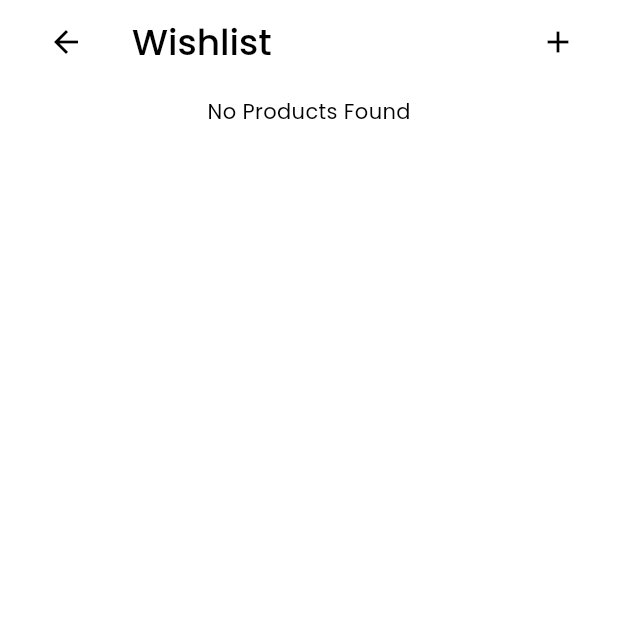
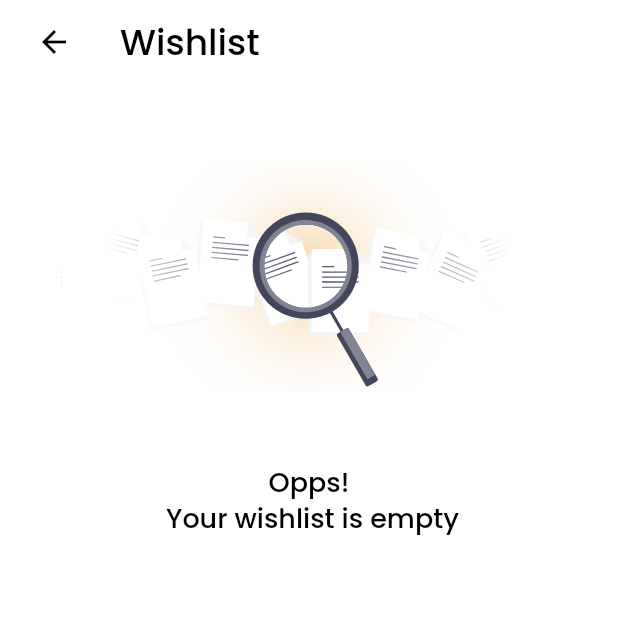
Before and after one commit to MuhammadAlaa7/e-commerce, a Flutter app: the WishlistScreen screen opened by its route, on a phone screen of 412 x 824 dp, the top half of it. Run offline on Flutter 3.47's test engine with Material 3 defaults, Android fonts, the phone set to English and light mode, and no system bars; our stand-ins replace cached_network_image, carousel_slider, cloud_firestore, connectivity_plus, firebase_auth, firebase_core and 13 more; accounts and stored records are empty; project files that could hold a hidden picture were left out.

Commit message:
refactored store screen and wishlist screen

```diff
--- a/lib/core/common/widgets/app_bar/custom_app_bar.dart
+++ b/lib/core/common/widgets/app_bar/custom_app_bar.dart
@@ -20,7 +20,7 @@ class CustomAppBar extends StatelessWidget implements PreferredSizeWidget {
   Widget build(BuildContext context) {
     return Padding(
       // padding 16
-      padding: const EdgeInsets.symmetric(horizontal: AppSizes.md),
+      padding: const EdgeInsets.symmetric(horizontal: AppSizes.sm),
       child: AppBar(
         automaticallyImplyLeading: showBackArrow,
         leading: showBackArrow ? null : leading,
@@ -32,6 +32,5 @@ class CustomAppBar extends StatelessWidget implements PreferredSizeWidget {
 
   //  * -- this is the height of the app bar
   @override
-
-  Size get preferredSize => const Size.fromHeight(kToolbarHeight + 5);
+  Size get preferredSize => const Size.fromHeight(kToolbarHeight);
 }
--- a/lib/core/common/widgets/app_bar/custom_tab_bar.dart
+++ b/lib/core/common/widgets/app_bar/custom_tab_bar.dart
@@ -15,9 +15,7 @@ class CustomTapBar extends StatelessWidget implements PreferredSizeWidget {
     final isDark = AppHelperFunctions.isDarkMode(context);
     return Material(
       color: isDark ? AppColors.dark : AppColors.light,
-      // shadowColor: isDark ? Colors.green : Colors.green,
       elevation: 2,
-
       child: TabBar(
         tabs: tabs,
         indicatorColor: AppColors.primary,
@@ -31,6 +29,5 @@ class CustomTapBar extends StatelessWidget implements PreferredSizeWidget {
   }
 
   @override
-  // TODO: implement preferredSize
   Size get preferredSize => const Size.fromHeight(kToolbarHeight);
 }
--- a/lib/core/common/widgets/loaders/animated_loader.dart
+++ b/lib/core/common/widgets/loaders/animated_loader.dart
@@ -33,8 +33,10 @@ class AnimationLoaderWidget extends StatelessWidget {
   Widget build(BuildContext context) {
     return Center(
       child: Column(
+        mainAxisSize: MainAxisSize.max,
         mainAxisAlignment: MainAxisAlignment.center,
         children: [
+          const SizedBox(height: 24),
           Lottie.asset(
             animationImage,
             width: MediaQuery.of(context).size.width * 0.8,
@@ -42,7 +44,7 @@ class AnimationLoaderWidget extends StatelessWidget {
           const SizedBox(height: 24),
           Text(
             text,
-            style: Theme.of(context).textTheme.bodyMedium,
+            style: Theme.of(context).textTheme.headlineSmall,
             textAlign: TextAlign.center,
           ),
           const SizedBox(height: 24),
--- a/lib/core/common/widgets/products/cart/cart_counter_icon.dart
+++ b/lib/core/common/widgets/products/cart/cart_counter_icon.dart
@@ -8,9 +8,11 @@ class CounterIcon extends StatelessWidget {
     super.key,
     this.color,
     required this.icon,
+    required this.onPressed,
   });
   final Color? color;
   final IconData icon;
+  final VoidCallback onPressed;
 
   @override
   Widget build(BuildContext context) {
@@ -20,9 +22,7 @@ class CounterIcon extends StatelessWidget {
     return Stack(
       children: [
         IconButton(
-          onPressed: () {
-            Get.toNamed('/cart');
-          },
+          onPressed: onPressed ,
           icon: Icon(
             icon,
             color: color ?? (isDark ? Colors.white : Colors.black),
--- a/lib/core/common/widgets/texts/brand_title_with_verified_icon.dart
+++ b/lib/core/common/widgets/texts/brand_title_with_verified_icon.dart
@@ -22,7 +22,9 @@ class BrandTitleWithVerifiedIcon extends StatelessWidget {
         Flexible(
           child: Text(
             title,
-            style: Theme.of(context).textTheme.labelMedium,
+            style: textSize == TextSizes.large
+                ? Theme.of(context).textTheme.titleMedium
+                : Theme.of(context).textTheme.labelMedium,
             overflow: TextOverflow.ellipsis,
           ),
         ),
--- a/lib/core/routes/app_routes.dart
+++ b/lib/core/routes/app_routes.dart
@@ -16,7 +16,11 @@ import '../../features/shop/screens/sub_categories/sub_categories_screen.dart';
 class AppRoutes {
   // pages for getx
   static final pages = [
-    GetPage(name: Routes.home, page: () => const HomeScreen()),
+    GetPage(
+      name: Routes.home,
+      page: () => const HomeScreen(),
+      transition: Transition.fadeIn,
+    ),
     GetPage(name: Routes.store, page: () => const StoreScreen()),
     GetPage(name: Routes.settings, page: () => const SettingsScreen()),
     GetPage(
@@ -26,12 +30,15 @@ class AppRoutes {
         name: Routes.productReview, page: () => const ProductReviewScreen()),
     //GetPage(name: Routes.allProducts, page: ()=>const AllProductsScreen() ),
     GetPage(
-        name: Routes.brandProducts, page: () => const BrandProductsScreen()),
+      name: Routes.brandProducts,
+      page: () => const BrandProductsScreen(),
+      transition: Transition.fadeIn,
+
+    ),
     GetPage(name: Routes.userAddress, page: () => const AddressesScreen()),
     GetPage(name: Routes.wishlist, page: () => const WishlistScreen()),
-    GetPage(name: Routes.subCategories, page: () => const SubCategoriesScreen()),
+    GetPage(
+        name: Routes.subCategories, page: () => const SubCategoriesScreen()),
     GetPage(name: Routes.cart, page: () => const CartScreen()),
-
-
   ];
 }
--- a/lib/core/utils/constants/colors.dart
+++ b/lib/core/utils/constants/colors.dart
@@ -20,7 +20,7 @@ class AppColors {
   static const Color primaryBackground = Color(0xFFF5F5F5);
 
   // Background Container colors
-  static const Color lightContainer = Color(0xFFF6F6F6);
+  static const Color lightContainer = Color(0xFFEEEEEE);
   // static Color darkContainer = CColors.white;
 
   // Button colors
--- a/lib/features/shop/controllers/brand/brand_controller.dart
+++ b/lib/features/shop/controllers/brand/brand_controller.dart
@@ -37,7 +37,7 @@ class BrandController extends GetxController {
     try {
       isLoading.value = true;
       final brands = await brandRepo.getFeaturedBrands();
-
+      log('featured brands length ${brands.length}');
       featuredBrands.assignAll(brands);
     } catch (e) {
       AppToasts.errorSnackBar(title: 'Opps!', message: e.toString());
--- a/lib/features/shop/screens/store/widgets/category_tap.dart
+++ b/lib/features/shop/screens/store/widgets/category_tap.dart
@@ -27,12 +27,12 @@ class CategoryTap extends StatelessWidget {
           padding: const EdgeInsets.all(AppSizes.sm),
           child: Column(
             children: [
-              // * category brands show cases
+              // * category brands show cases for all brands in that category
               CategoryBrandsSection(
                 category: category,
               ),
               const SizedBox(height: AppSizes.spaceBetweenSections),
-              // * brand Products
+              // * all category Products
               FutureBuilder(
                 future: CategoryController.instance
                     .fetchProductsForCategory(category.id, limit: -1),
--- a/lib/features/shop/screens/store/widgets/store_app_bar.dart
+++ b/lib/features/shop/screens/store/widgets/store_app_bar.dart
@@ -1,4 +1,5 @@
 import 'package:flutter/material.dart';
+import 'package:get/get.dart';
 import 'package:iconsax/iconsax.dart';
 import 'package:store/core/common/widgets/app_bar/custom_app_bar.dart';
 import 'package:store/core/common/widgets/products/cart/cart_counter_icon.dart';
@@ -9,9 +10,12 @@ PreferredSizeWidget storeAppBar(BuildContext context) {
       'Store',
       style: Theme.of(context).textTheme.headlineMedium,
     ),
-    actions: const [
+    actions:  [
       CounterIcon(
         icon: Iconsax.shopping_bag,
+        onPressed: () {
+           Get.toNamed('/cart');
+        },
       ),
     ],
   );
--- a/lib/features/shop/screens/wishlist/widgets/wishlist_app_bar.dart
+++ /dev/null
@@ -1,34 +0,0 @@
-import 'package:flutter/material.dart';
-import 'package:store/core/common/widgets/app_bar/custom_app_bar.dart';
-import 'package:store/core/utils/helper/helper_functions.dart';
-
-class WishlistAppBar extends StatelessWidget implements PreferredSizeWidget {
-  const WishlistAppBar({
-    super.key,
-  });
-
-  @override
-  Widget build(BuildContext context) {
-    return CustomAppBar(
-      title: Text(
-        'Wishlist',
-        style: Theme.of(context).textTheme.headlineMedium,
-      ),
-      actions: [
-        IconButton(
-          onPressed: () {},
-          icon: Icon(
-            Icons.add,
-            color: AppHelperFunctions.isDarkMode(context)
-                ? Colors.white
-                : Colors.black,
-          ),
-        ),
-      ],
-    );
-  }
-
-  @override
-  // TODO: implement preferredSize
-  Size get preferredSize => const Size.fromHeight(kToolbarHeight);
-}
--- a/lib/features/shop/screens/wishlist/wishlist_screen.dart
+++ b/lib/features/shop/screens/wishlist/wishlist_screen.dart
@@ -1,11 +1,16 @@
 import 'package:flutter/material.dart';
 import 'package:get/get.dart';
+import 'package:store/core/common/widgets/app_bar/custom_app_bar.dart';
 import 'package:store/core/common/widgets/layouts/custom_grid_view.dart';
+
+import 'package:store/core/common/widgets/loaders/animated_loader.dart';
 import 'package:store/core/common/widgets/products/product_card/vertical_product_card.dart';
+
+import 'package:store/core/utils/constants/image_strings.dart';
+import 'package:store/core/utils/constants/sizes.dart';
 import 'package:store/features/shop/controllers/product/favorite_controller.dart';
-import 'package:store/core/utils/constants/sizes.dart';
 
-import 'widgets/wishlist_app_bar.dart';
+import 'package:store/navigation_menu.dart';
 
 class WishlistScreen extends StatelessWidget {
   const WishlistScreen({super.key});
@@ -14,7 +19,12 @@ class WishlistScreen extends StatelessWidget {
   Widget build(BuildContext context) {
     final favController = FavoriteController.instance;
     return Scaffold(
-      appBar: const WishlistAppBar(),
+      appBar: CustomAppBar(
+        title: Text(
+          'Wishlist',
+          style: Theme.of(context).textTheme.headlineMedium,
+        ),
+      ),
       body: SingleChildScrollView(
         child: Padding(
           padding: const EdgeInsets.all(AppSizes.sm),
@@ -28,7 +38,7 @@ class WishlistScreen extends StatelessWidget {
                 if (snapshot.hasError ||
                     snapshot.data == null ||
                     snapshot.data!.isEmpty) {
-                  return const Center(child: Text('No Products Found'));
+                  return emptyWidget;
                 }
                 final products = snapshot.data!;
                 return CustomGridView(
@@ -45,3 +55,8 @@ class WishlistScreen extends StatelessWidget {
     );
   }
 }
+
+final emptyWidget = AnimationLoaderWidget(
+  text: 'Opps! \n Your wishlist is empty',
+  animationImage: AppImages.emptyAnimation,
+);
```
Also changed, not shown: lib/core/common/widgets/brands/brand_show_case.dart (+20 -19 lines), lib/core/common/widgets/brands/featured_brands_item.dart (+5 -4 lines), lib/features/shop/screens/home/widgets/home_app_bar.dart (+6 -4 lines), lib/features/shop/screens/store/store_screen.dart (+14 -12 lines), lib/features/shop/screens/store/widgets/category_brands.dart (+70 -69 lines).
